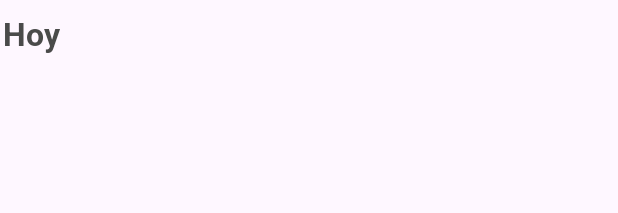
After one commit to andresfsanchez74/Gujaturas, an Android app: the layout item_fecha_header.xml on its own in the app's theme, with its tools: preview values and no code run, on a phone screen of 412 x 824 dp. The commit adds this screen. Shown: the top 213 px of the screen. Run offline under Robolectric (Android 15) with nearby library versions, the phone set to English and light mode, and no system bars.

Commit message:
falta corregir fechas

```diff
--- /dev/null
+++ b/app/src/main/res/layout/item_fecha_header.xml
@@ -0,0 +1,20 @@
+<?xml version="1.0" encoding="utf-8"?>
+<LinearLayout xmlns:android="http://schemas.android.com/apk/res/android"
+    android:layout_width="match_parent"
+    android:layout_height="wrap_content"
+    android:orientation="vertical"
+    android:paddingTop="8dp"
+    android:paddingBottom="4dp">
+
+    <TextView
+        android:id="@+id/tvFecha"
+        android:layout_width="wrap_content"
+        android:layout_height="wrap_content"
+        android:text="Hoy"
+        android:textSize="21sp"
+        android:fontFamily="@font/roboto_bold"
+        android:textColor="@color/gris_oscuro"
+        android:layout_marginStart="2dp"
+        android:layout_marginBottom="4dp"/>
+
+</LinearLayout>
```
Also changed, not shown: app/src/main/java/com/example/gujaturas/VentaAdapter.kt (+52 -18 lines), app/src/main/java/com/example/gujaturas/Ventas.kt (+62 -28 lines), app/src/main/res/layout/activity_ventas.xml (+0 -12 lines).
